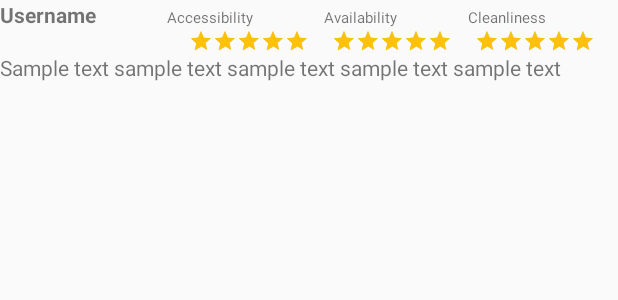
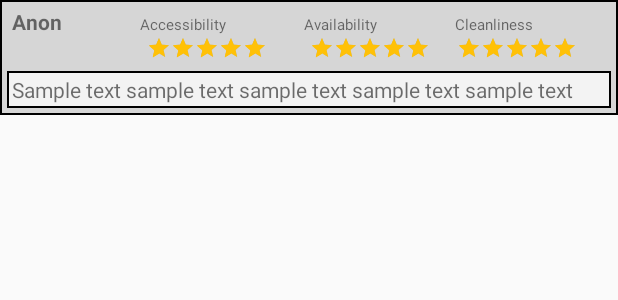
Before and after one commit to salockhart-university/CrapMap, an Android app: the layout review_row.xml on its own in the app's theme, with its tools: preview values and no code run, on a phone screen of 412 x 824 dp. Shown: the top 300 px of the screen. Run offline under Robolectric (Android 15) with nearby library versions, the phone set to English and light mode, and no system bars.

Commit message:
UI Changes for BathroomPreview
+rating bars no longer clickable
+padding and borders added for rows
+padding and layout added in general view
+minor tweats in positioning and color

```diff
--- a/app/app/src/main/res/layout/review_row.xml
+++ b/app/app/src/main/res/layout/review_row.xml
@@ -1,13 +1,30 @@
 <?xml version="1.0" encoding="utf-8"?>
 <LinearLayout xmlns:android="http://schemas.android.com/apk/res/android"
+    android:id="@+id/entry_background"
+    android:layout_width="match_parent"
+    android:layout_height="wrap_content"
+    android:background="@android:color/black"
+    android:orientation="vertical"
+    android:paddingBottom="1dp"
+    android:paddingLeft="1dp"
+    android:paddingRight="1dp"
+    android:paddingTop="1dp">
+
+    <LinearLayout
+        android:id="@+id/entry_foreground"
         android:layout_width="match_parent"
         android:layout_height="match_parent"
-    android:orientation="vertical">
+        android:background="@color/colorPrimaryDark"
+        android:orientation="vertical"
+        android:paddingBottom="3dp"
+        android:paddingLeft="3dp"
+        android:paddingRight="3dp"
+        android:paddingTop="3dp">
 
         <LinearLayout
             android:id="@+id/review_row_head"
             android:layout_width="match_parent"
-        android:layout_height="wrap_content"
+            android:layout_height="match_parent"
             android:orientation="horizontal">
 
             <TextView
@@ -15,7 +32,8 @@
                 android:layout_width="wrap_content"
                 android:layout_height="wrap_content"
                 android:layout_weight="0.33"
-            android:text="Username"
+                android:paddingLeft="3dp"
+                android:text="Anon"
                 android:textStyle="bold" />
 
             <TextView
@@ -47,13 +65,14 @@
         <LinearLayout
             android:id="@+id/review_row_ratings"
             android:layout_width="match_parent"
-        android:layout_height="wrap_content"
-        android:orientation="horizontal">
+            android:layout_height="match_parent"
+            android:orientation="horizontal"
+            android:paddingBottom="7dp">
 
             <Space
                 android:layout_width="wrap_content"
                 android:layout_height="wrap_content"
-            android:layout_weight="8.33" />
+                android:layout_weight="5.07" />
 
             <RatingBar
                 android:id="@+id/rb_access"
@@ -66,7 +85,7 @@
             <Space
                 android:layout_width="wrap_content"
                 android:layout_height="wrap_content"
-            android:layout_weight="1" />
+                android:layout_weight="1.58" />
 
             <RatingBar
                 android:id="@+id/rb_avail"
@@ -79,7 +98,7 @@
             <Space
                 android:layout_width="wrap_content"
                 android:layout_height="wrap_content"
-            android:layout_weight="1" />
+                android:layout_weight="0.99" />
 
             <RatingBar
                 android:id="@+id/rb_clean"
@@ -92,22 +111,35 @@
             <Space
                 android:layout_width="wrap_content"
                 android:layout_height="wrap_content"
-            android:layout_weight="1" />
+                android:layout_weight="1.19" />
 
         </LinearLayout>
 
         <LinearLayout
             android:id="@+id/review_row_comment"
             android:layout_width="match_parent"
-        android:layout_height="wrap_content"
-        android:orientation="horizontal">
+            android:layout_height="match_parent"
+            android:background="@color/colorBlack"
+            android:orientation="horizontal"
+            android:paddingBottom="1dp"
+            android:paddingLeft="1dp"
+            android:paddingRight="1dp"
+            android:paddingTop="1dp">
 
             <TextView
                 android:id="@+id/text_comment"
                 android:layout_width="wrap_content"
                 android:layout_height="wrap_content"
                 android:layout_weight="1"
-            android:text="Sample text sample text sample text sample text sample text " />
+                android:background="@color/colorPrimaryLight"
+                android:paddingBottom="1dp"
+                android:paddingLeft="2dp"
+                android:paddingRight="1dp"
+                android:paddingTop="1dp"
+                android:text="Sample text sample text sample text sample text sample text "
+                android:textAllCaps="false"
+                android:textColor="@color/common_google_signin_btn_text_light_default" />
+        </LinearLayout>
     </LinearLayout>
 
 </LinearLayout>
--- a/app/app/src/main/res/values/colors.xml
+++ b/app/app/src/main/res/values/colors.xml
@@ -1,8 +1,8 @@
 <?xml version="1.0" encoding="utf-8"?>
 <resources>
-    <color name="colorPrimary">#FFFFFF</color>
+    <color name="colorPrimary">#ffffff</color>
     <color name="colorPrimaryDark">#d6d6d6</color>
-    <color name="colorPrimaryLight">#FFFFFF</color>
+    <color name="colorPrimaryLight">#f3f3f3</color>
     <color name="colorAccent">#FFC107</color>
     <color name="textColorPrimary">#212121</color>
     <color name="textColorSecondary">#757575</color>
```
Also changed, not shown: app/app/src/main/res/layout/activity_preview_bathroom.xml (+30 -6 lines). Lines whose indentation alone changed are shown as unchanged.
